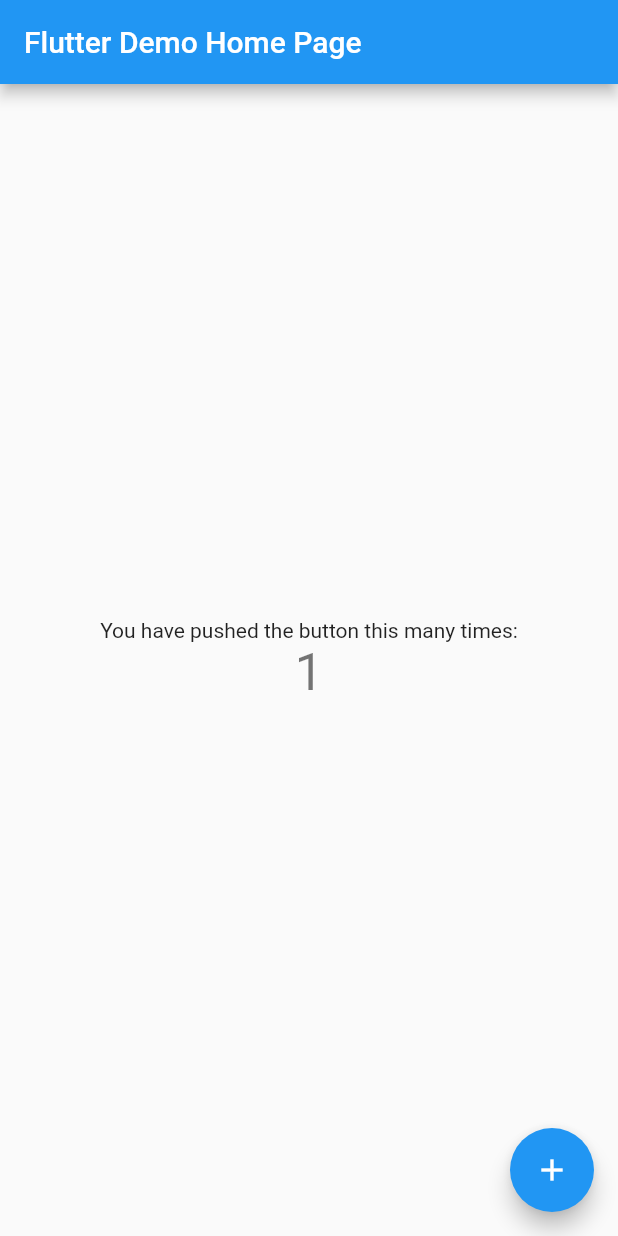
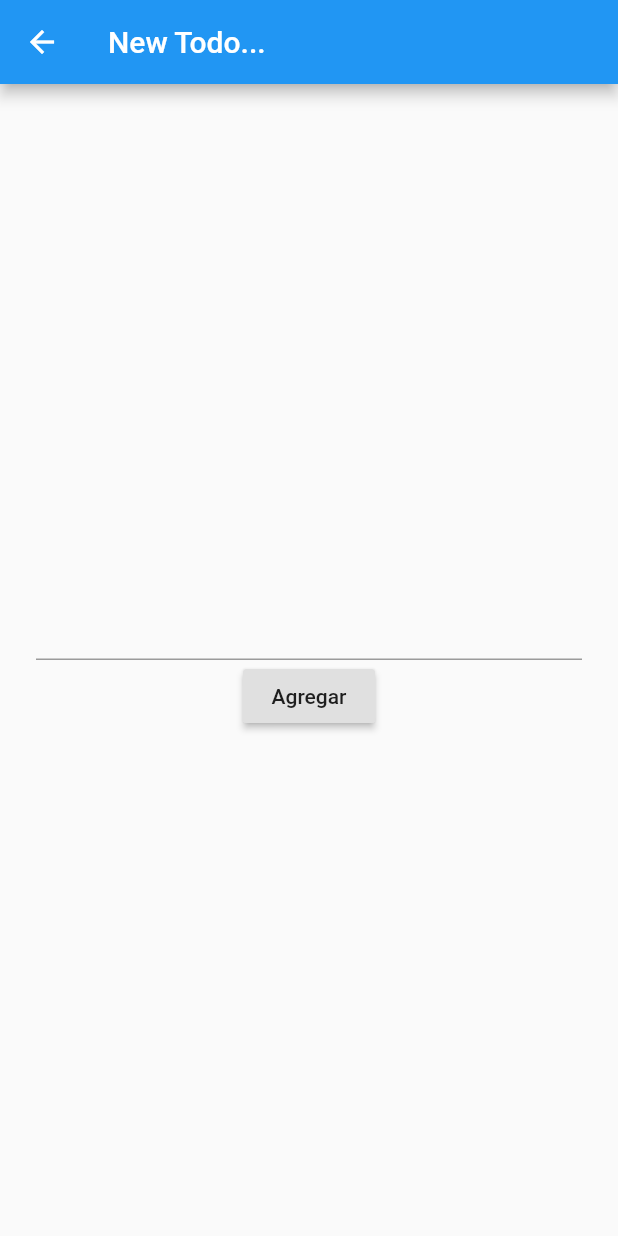
Before and after one commit to zentaury/PracticasFlutter, a Flutter app: the screen it shows after launch, after a tap on the "add" icon, on a phone screen of 412 x 824 dp. Run offline on Flutter 3.47's test engine with Material 2 defaults, Android fonts, the phone set to English and light mode, and no system bars.

Commit message:
TodoList Sin Persistencia

```diff
--- a/lib/main.dart
+++ b/lib/main.dart
@@ -1,117 +1,201 @@
 import 'package:flutter/material.dart';
 
-void main() {
-  runApp(MyApp());
+void main() => runApp(TodoListApp());
+
+class Todo {
+  String job;
+  bool done;
+  Todo(this.job) : done = false;
+
+  void toggleDone() =>
+      done = !done; //cambia el estado del booleano para el checkbox del job
+
 }
 
-class MyApp extends StatelessWidget {
-  // This widget is the root of your application.
+class TodoListApp extends StatelessWidget {
   @override
   Widget build(BuildContext context) {
     return MaterialApp(
-      title: 'Flutter Demo',
-      theme: ThemeData(
-        // This is the theme of your application.
-        //
-        // Try running your application with "flutter run". You'll see the
-        // application has a blue toolbar. Then, without quitting the app, try
-        // changing the primarySwatch below to Colors.green and then invoke
-        // "hot reload" (press "r" in the console where you ran "flutter run",
-        // or simply save your changes to "hot reload" in a Flutter IDE).
-        // Notice that the counter didn't reset back to zero; the application
-        // is not restarted.
-        primarySwatch: Colors.blue,
-        // This makes the visual density adapt to the platform that you run
-        // the app on. For desktop platforms, the controls will be smaller and
-        // closer together (more dense) than on mobile platforms.
-        visualDensity: VisualDensity.adaptivePlatformDensity,
-      ),
-      home: MyHomePage(title: 'Flutter Demo Home Page'),
+      home: TodoListPage(),
+      routes: {
+        'addTodo': (context) =>
+            NewTodoPage(), //ruta hacia la pantalla de agregar una tarea
+      },
     );
   }
 }
 
-class MyHomePage extends StatefulWidget {
-  MyHomePage({Key key, this.title}) : super(key: key);
-
-  // This widget is the home page of your application. It is stateful, meaning
-  // that it has a State object (defined below) that contains fields that affect
-  // how it looks.
-
-  // This class is the configuration for the state. It holds the values (in this
-  // case the title) provided by the parent (in this case the App widget) and
-  // used by the build method of the State. Fields in a Widget subclass are
-  // always marked "final".
-
-  final String title;
+class TodoListPage extends StatefulWidget {
+  const TodoListPage({
+    Key key,
+  }) : super(key: key);
 
   @override
-  _MyHomePageState createState() => _MyHomePageState();
+  _TodoListPageState createState() => _TodoListPageState();
 }
 
-class _MyHomePageState extends State<MyHomePage> {
-  int _counter = 0;
+class _TodoListPageState extends State<TodoListPage> {
+  List<Todo> _todos; //Se crea una lista de la clase Todo
 
-  void _incrementCounter() {
+  int get _doneCount =>
+      _todos.where((todo) => todo.done).length; //verifica si hay todos marcados
+
+  @override
+  void initState() {
+    _todos = [
+      //lista de tareas
+      Todo('Primero'), //datos ficticios de lista
+      Todo('Segundo'),
+      Todo('Tercero'),
+    ];
+    super.initState();
+  }
+
+  _removeChecked() { //elimina los marcados
+    List<Todo> pending = [];
+    for (var todo in _todos) { //recorre la lista de tareas
+      if (!todo.done) pending.add(todo); //verifica los que no estan marcados y los agrega a la lista pending
+    }
     setState(() {
-      // This call to setState tells the Flutter framework that something has
-      // changed in this State, which causes it to rerun the build method below
-      // so that the display can reflect the updated values. If we changed
-      // _counter without calling setState(), then the build method would not be
-      // called again, and so nothing would appear to happen.
-      _counter++;
+      _todos = pending; //reemplaza la lista anterior por la que solo tiene descarmados
     });
   }
 
   @override
   Widget build(BuildContext context) {
-    // This method is rerun every time setState is called, for instance as done
-    // by the _incrementCounter method above.
-    //
-    // The Flutter framework has been optimized to make rerunning build methods
-    // fast, so that you can just rebuild anything that needs updating rather
-    // than having to individually change instances of widgets.
+
+    _maybeRemoveChecked() { //Verifica si hay marcados para borrar
+      if (_doneCount == 0) {
+        return;
+      }
+
+      showDialog(
+        context: context,
+        builder: (context) => AlertDialog(
+          title: Text('Confirmación'),
+          content: Text('Seguro que quieres borrar todos los marcados ?'),
+          actions: [
+            FlatButton(
+                onPressed: () {
+                  Navigator.of(context).pop(false);
+                },
+                child: Text('Cancelar')),
+            FlatButton(
+                onPressed: () {
+                  Navigator.of(context).pop(true);
+                },
+                child: Text('Borrar')),
+          ],
+        ),
+      ).then((borrar) {
+        if (borrar) {
+          _removeChecked();
+        }
+      });
+    }
+
     return Scaffold(
       appBar: AppBar(
-        // Here we take the value from the MyHomePage object that was created by
-        // the App.build method, and use it to set our appbar title.
-        title: Text(widget.title),
+        title: Text('TodoList'),
+        actions: [
+          IconButton(icon: Icon(Icons.delete), onPressed: _maybeRemoveChecked), //boton de borrar
+        ],
       ),
-      body: Center(
-        // Center is a layout widget. It takes a single child and positions it
-        // in the middle of the parent.
+      body: ListView.builder(
+        itemCount: _todos
+            .length, //establece la cantidad de rows de acuerdo a la cantidad de tareas existentes
+        itemBuilder: (context, index) {
+          //dibuja las rows
+          return InkWell(
+            //hace cicleable la row de la tarea
+            onTap: () {
+              setState(() {
+                _todos[index]
+                    .toggleDone(); // toma el estado del booleano y lo convierte a su contrario.
+              });
+            },
+            child: ListTile(
+              title: Text(
+                _todos[index].job,
+                style: TextStyle(
+                  decoration: (_todos[index].done
+                      ? TextDecoration
+                          .lineThrough //pregunta si done=true entonces tacha
+                      : TextDecoration.none), //si esta false lo deja sin tachar
+                ),
+              ),
+              leading: Checkbox(
+                value: _todos[index].done,
+                onChanged: (checked) {
+                  setState(() {
+                    _todos[index].done = checked;
+                  });
+                },
+              ),
+            ),
+          );
+        },
+      ),
+      floatingActionButton: FloatingActionButton(
+        child: Icon(Icons.add),
+        onPressed: () {
+          Navigator.of(context).pushNamed('addTodo').then((job) { //redirige a la pantalla addTodo
+            setState(() {
+              _todos.add(Todo(job)); //recibe la tarea de la pantalla addTodo y la agrega a la lista _todo
+            });
+          });
+        },
+      ),
+    );
+  }
+}
+
+class NewTodoPage extends StatefulWidget {
+  @override
+  _NewTodoPageState createState() => _NewTodoPageState();
+}
+
+class _NewTodoPageState extends State<NewTodoPage> {
+  TextEditingController _controller;
+
+  @override
+  void initState() {
+    _controller = TextEditingController();
+    super.initState();
+  }
+
+  @override
+  void dispose() {
+    _controller.dispose(); //limpia el estado del cuadro de texto
+    super.dispose();
+  }
+
+  @override
+  Widget build(BuildContext context) {
+    return Scaffold(
+      appBar: AppBar(
+        title: Text('New Todo...'),
+      ),
+      body: Padding(
+        padding: const EdgeInsets.all(24.0),
         child: Column(
-          // Column is also a layout widget. It takes a list of children and
-          // arranges them vertically. By default, it sizes itself to fit its
-          // children horizontally, and tries to be as tall as its parent.
-          //
-          // Invoke "debug painting" (press "p" in the console, choose the
-          // "Toggle Debug Paint" action from the Flutter Inspector in Android
-          // Studio, or the "Toggle Debug Paint" command in Visual Studio Code)
-          // to see the wireframe for each widget.
-          //
-          // Column has various properties to control how it sizes itself and
-          // how it positions its children. Here we use mainAxisAlignment to
-          // center the children vertically; the main axis here is the vertical
-          // axis because Columns are vertical (the cross axis would be
-          // horizontal).
           mainAxisAlignment: MainAxisAlignment.center,
-          children: <Widget>[
-            Text(
-              'You have pushed the button this many times:',
+          children: [
+            TextField(
+              controller: _controller,
+              onSubmitted: (job) {
+                Navigator.of(context).pop(job); //Toma el texto  y lo envía como parametro con ENTER
+              },
             ),
-            Text(
-              '$_counter',
-              style: Theme.of(context).textTheme.headline4,
+            RaisedButton(
+              child: Text('Agregar'),
+              onPressed: () {
+                Navigator.of(context).pop(_controller.text); //toma el texto y lo envía como parametro con el boton agregar
+              },
             ),
           ],
         ),
       ),
-      floatingActionButton: FloatingActionButton(
-        onPressed: _incrementCounter,
-        tooltip: 'Increment',
-        child: Icon(Icons.add),
-      ), // This trailing comma makes auto-formatting nicer for build methods.
     );
   }
 }
```
Also changed, not shown: 1 other file.
